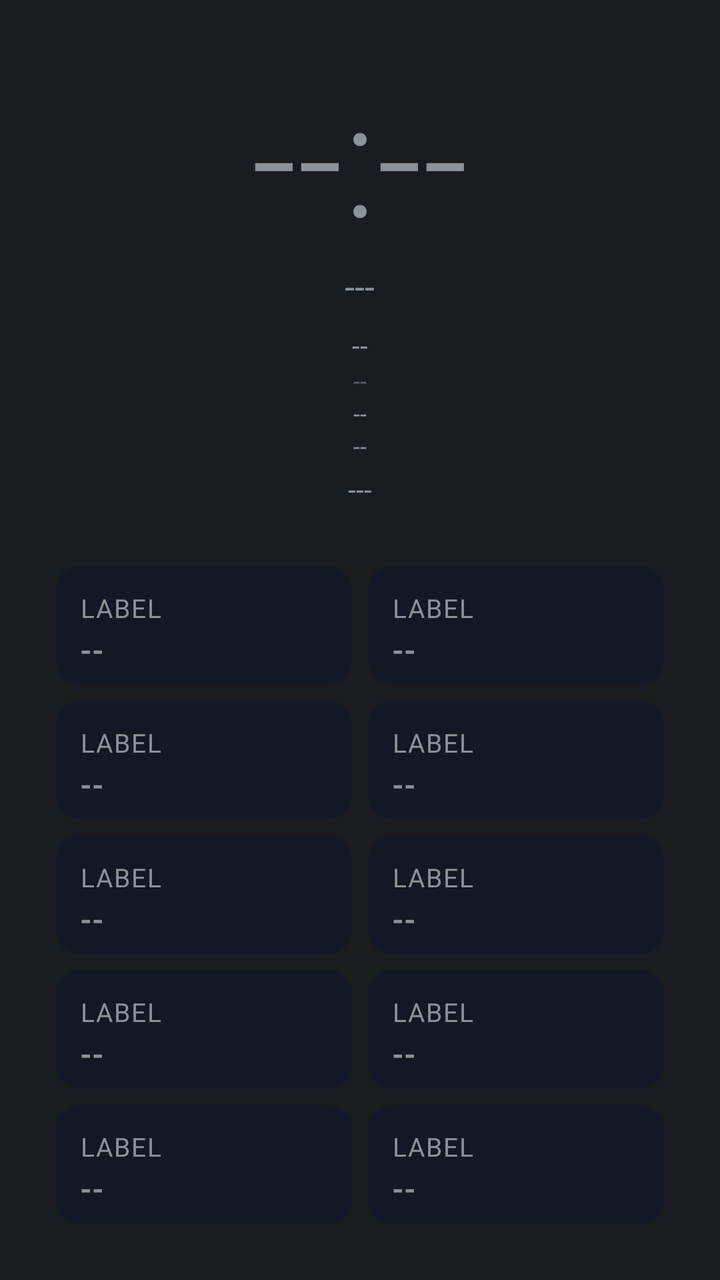
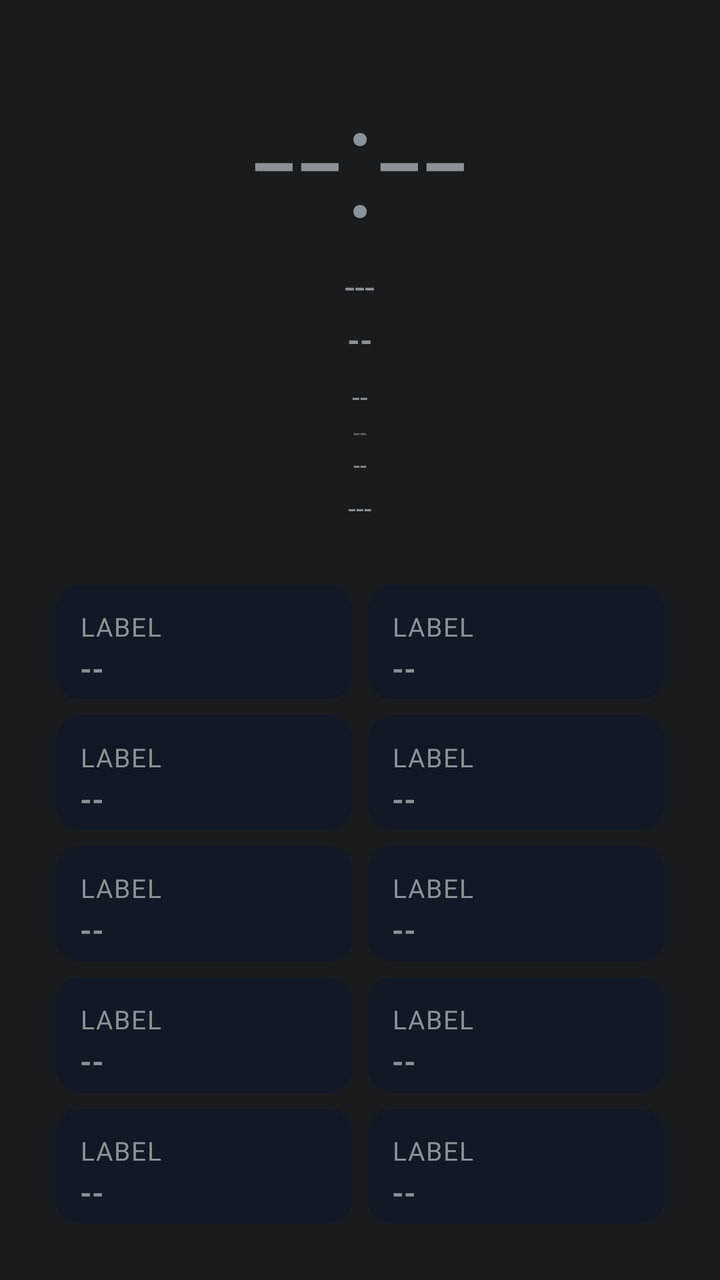

An Android layout rendered at two revisions. The XML below is the earlier revision; the diff shows what the commit changed to produce the second picture.
<!-- AndroidManifest.xml: application theme android:Theme.DeviceDefault.NoActionBar -->
<!-- res/layout/aod_layout_split.xml -->
<?xml version="1.0" encoding="utf-8"?>
<LinearLayout xmlns:android="http://schemas.android.com/apk/res/android"
    android:id="@+id/bg_root"
    android:layout_width="match_parent"
    android:layout_height="match_parent"
    android:orientation="vertical"
    android:padding="24dp">

    <LinearLayout
        android:layout_width="match_parent"
        android:layout_height="wrap_content"
        android:gravity="center"
        android:orientation="vertical">

        <TextView
            android:id="@+id/clock"
            android:layout_width="wrap_content"
            android:layout_height="wrap_content"
            android:layout_gravity="center_horizontal"
            android:textSize="80sp"
            android:fontFamily="sans-serif-light"
            android:text="--:--" />

        <TextView
            android:id="@+id/date"
            android:layout_width="wrap_content"
            android:layout_height="wrap_content"
            android:layout_gravity="center_horizontal"
            android:textSize="18sp"
            android:text="---" />

        <TextView
            android:id="@+id/health_badge"
            android:layout_width="wrap_content"
            android:layout_height="wrap_content"
            android:layout_gravity="center_horizontal"
            android:textSize="14sp"
            android:textAllCaps="true"
            android:layout_marginTop="8dp"
            android:text="--" />

        <TextView
            android:id="@+id/perf_badge"
            android:layout_width="wrap_content"
            android:layout_height="wrap_content"
            android:layout_gravity="center_horizontal"
            android:textSize="12sp"
            android:alpha="0.6"
            android:text="--" />

        <TextView
            android:id="@+id/net_type_badge"
            android:layout_width="wrap_content"
            android:layout_height="wrap_content"
            android:layout_gravity="center_horizontal"
            android:textSize="12sp"
            android:text="--" />

        <TextView
            android:id="@+id/akd_badge"
            android:layout_width="wrap_content"
            android:layout_height="wrap_content"
            android:layout_gravity="center_horizontal"
            android:textSize="12sp"
            android:text="--" />

        <TextView
            android:id="@+id/panchang"
            android:layout_width="wrap_content"
            android:layout_height="wrap_content"
            android:layout_gravity="center_horizontal"
            android:textSize="14sp"
            android:layout_marginTop="4dp"
            android:text="---" />

        <TextView
            android:id="@+id/muhurat_badge"
            android:layout_width="wrap_content"
            android:layout_height="wrap_content"
            android:layout_gravity="center_horizontal"
            android:textSize="14sp"
            android:textStyle="bold"
            android:visibility="gone"
            android:text="--" />
    </LinearLayout>

    <View
        android:id="@+id/divider_1"
        android:layout_width="match_parent"
        android:layout_height="1dp"
        android:layout_marginVertical="12dp" />

    
    <LinearLayout
        android:layout_width="match_parent"
        android:layout_height="0dp"
        android:layout_weight="1"
        android:orientation="vertical">

        <LinearLayout android:layout_width="match_parent" android:layout_height="0dp" android:layout_weight="1" android:orientation="horizontal">
            <include layout="@layout/aod_tile" android:id="@+id/row0" />
            <include layout="@layout/aod_tile" android:id="@+id/row1" />
        </LinearLayout>
        <LinearLayout android:layout_width="match_parent" android:layout_height="0dp" android:layout_weight="1" android:orientation="horizontal">
            <include layout="@layout/aod_tile" android:id="@+id/row2" />
            <include layout="@layout/aod_tile" android:id="@+id/row3" />
        </LinearLayout>
        <LinearLayout android:layout_width="match_parent" android:layout_height="0dp" android:layout_weight="1" android:orientation="horizontal">
            <include layout="@layout/aod_tile" android:id="@+id/row4" />
            <include layout="@layout/aod_tile" android:id="@+id/row5" />
        </LinearLayout>
        <LinearLayout android:layout_width="match_parent" android:layout_height="0dp" android:layout_weight="1" android:orientation="horizontal">
            <include layout="@layout/aod_tile" android:id="@+id/row6" />
            <include layout="@layout/aod_tile" android:id="@+id/row7" />
        </LinearLayout>
        <LinearLayout android:layout_width="match_parent" android:layout_height="0dp" android:layout_weight="1" android:orientation="horizontal">
            <include layout="@layout/aod_tile" android:id="@+id/row8" />
            <include layout="@layout/aod_tile" android:id="@+id/row9" />
        </LinearLayout>
    </LinearLayout>

</LinearLayout>
<!-- res/layout/aod_tile.xml (included above) -->
<?xml version="1.0" encoding="utf-8"?>
<LinearLayout xmlns:android="http://schemas.android.com/apk/res/android"
    android:layout_width="0dp"
    android:layout_height="match_parent"
    android:layout_weight="1"
    android:layout_margin="4dp"
    android:background="@drawable/aod_panel_bg"
    android:orientation="vertical"
    android:gravity="center_vertical"
    android:padding="12dp">

    <TextView
        android:id="@+id/stat_label"
        android:layout_width="wrap_content"
        android:layout_height="wrap_content"
        android:textSize="13sp"
        android:textAllCaps="true"
        android:letterSpacing="0.05"
        android:text="Label" />

    <TextView
        android:id="@+id/stat_value"
        android:layout_width="match_parent"
        android:layout_height="wrap_content"
        android:layout_marginTop="2dp"
        android:textStyle="bold"
        android:maxLines="1"
        android:autoSizeTextType="uniform"
        android:autoSizeMinTextSize="15sp"
        android:autoSizeMaxTextSize="46sp"
        android:autoSizeStepGranularity="2sp"
        android:text="--" />

</LinearLayout>
<!-- resources referenced by this layout -->
<resources>
  <!-- drawable aod_panel_bg (drawable) -->
  <?xml version="1.0" encoding="utf-8"?>
  <shape xmlns:android="http://schemas.android.com/apk/res/android">
      <solid android:color="#121826" />
      <corners android:radius="12dp" />
  </shape>
</resources>

<!-- the commit's change to res/layout/aod_layout_split.xml (unified diff, before → after) -->
@@ -28,6 +28,7 @@
             android:layout_gravity="center_horizontal"
             android:textSize="18sp"
             android:text="---" />
+<TextView android:id="@+id/akd_badge" android:layout_width="wrap_content" android:layout_height="wrap_content" android:layout_marginTop="4dp" android:textSize="16sp" android:textStyle="bold" android:text="--" />
 
         <TextView
             android:id="@+id/health_badge"
@@ -50,14 +51,6 @@
 
         <TextView
             android:id="@+id/net_type_badge"
-            android:layout_width="wrap_content"
-            android:layout_height="wrap_content"
-            android:layout_gravity="center_horizontal"
-            android:textSize="12sp"
-            android:text="--" />
-
-        <TextView
-            android:id="@+id/akd_badge"
             android:layout_width="wrap_content"
             android:layout_height="wrap_content"
             android:layout_gravity="center_horizontal"
